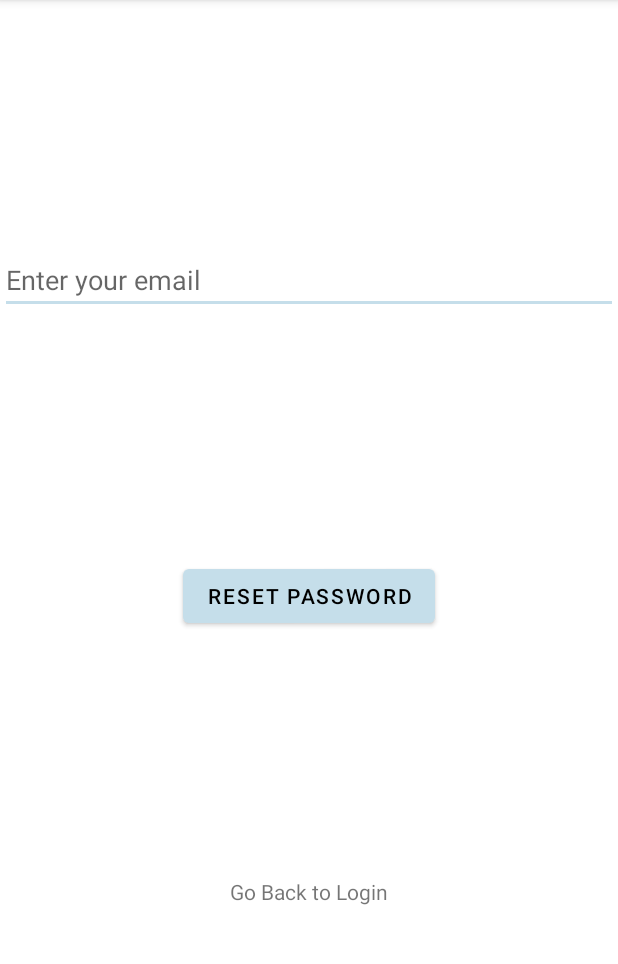
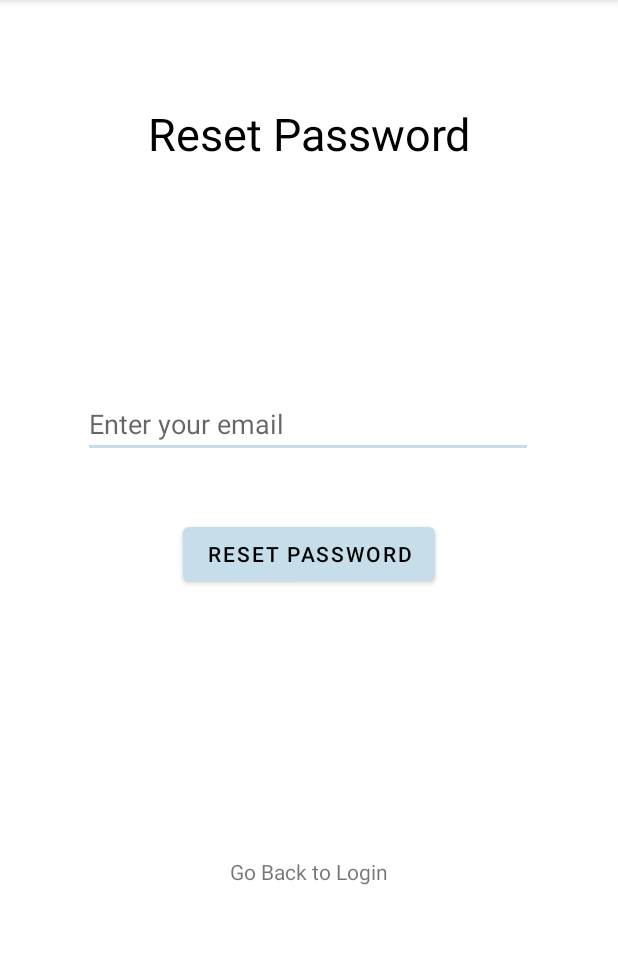
Before and after one commit to yuanc0000/BTHomePage-Android, an Android app: the ForgotPassword screen opened directly, with no data from a screen before it, on a phone screen of 412 x 824 dp, the part 84-1048 px from its top. Run offline under Robolectric (Android 15) with nearby library versions, the phone set to English and light mode, and no system bars; our stand-ins replace Firebase (no records; nobody signed in at launch, a user with empty details on screens opened directly).

Commit message:
Updated the forgot password page

```diff
--- a/app/src/main/res/layout/activity_forgot_password.xml
+++ b/app/src/main/res/layout/activity_forgot_password.xml
@@ -1,31 +1,45 @@
 <?xml version="1.0" encoding="utf-8"?>
-<androidx.constraintlayout.widget.ConstraintLayout xmlns:android="http://schemas.android.com/apk/res/android"
-    xmlns:app="http://schemas.android.com/apk/res-auto"
-    xmlns:tools="http://schemas.android.com/tools"
+<androidx.constraintlayout.widget.ConstraintLayout
     android:layout_width="match_parent"
     android:layout_height="match_parent"
-    tools:context=".ForgotPassword">
+    xmlns:android="http://schemas.android.com/apk/res/android"
+    xmlns:app="http://schemas.android.com/apk/res-auto">
+
+    <TextView
+        android:id="@+id/ResetTitle"
+        android:layout_width="wrap_content"
+        android:layout_height="wrap_content"
+        android:text="Reset Password"
+        android:textColor="#000000"
+        android:textSize="30sp"
+        app:layout_constraintBottom_toTopOf="@+id/etEmail"
+        app:layout_constraintEnd_toEndOf="parent"
+        app:layout_constraintStart_toStartOf="parent"
+        app:layout_constraintTop_toTopOf="parent"
+        app:layout_constraintVertical_bias="0.313" />
 
     <EditText
         android:id="@+id/etEmail"
-        android:layout_width="0dp"
+        android:layout_width="300dp"
         android:layout_height="wrap_content"
+        android:layout_marginTop="260dp"
         android:hint="Enter your email"
         android:inputType="textEmailAddress"
         app:layout_constraintEnd_toEndOf="parent"
+        app:layout_constraintHorizontal_bias="0.495"
         app:layout_constraintStart_toStartOf="parent"
-        app:layout_constraintTop_toTopOf="parent"
-        app:layout_constraintBottom_toTopOf="@+id/btnReset" />
+        app:layout_constraintTop_toBottomOf="@id/ResetTitle"
+        app:layout_constraintTop_toTopOf="parent" />
 
     <Button
         android:id="@+id/btnReset"
+        app:layout_constraintTop_toBottomOf="@id/etEmail"
+        android:layout_marginTop="40dp"
         android:layout_width="wrap_content"
         android:layout_height="wrap_content"
         android:text="Reset Password"
-        app:layout_constraintTop_toBottomOf="@+id/etEmail"
         app:layout_constraintEnd_toEndOf="parent"
-        app:layout_constraintStart_toStartOf="parent"
-        app:layout_constraintBottom_toTopOf="@+id/tvBackToLogin" />
+        app:layout_constraintStart_toStartOf="parent" />
 
     <TextView
         android:id="@+id/tvBackToLogin"
```
